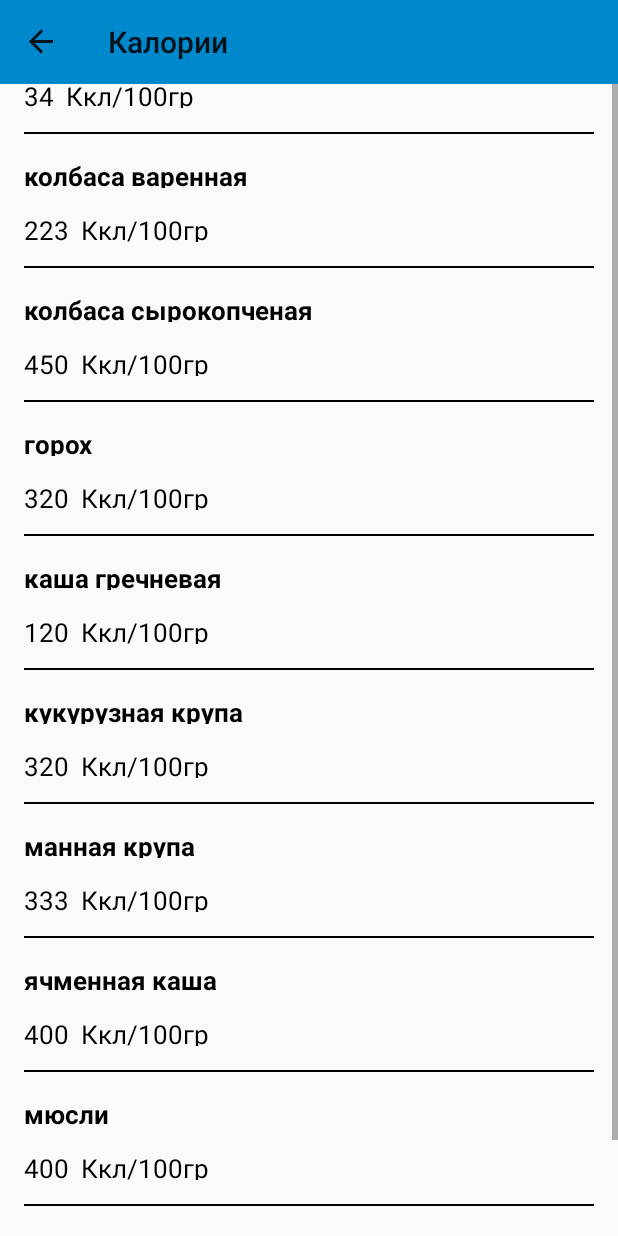
After one commit to NikitaPetrenko17488/povar_v1, an Android app: the Kalorii screen opened through its navigation route, on a phone screen of 412 x 824 dp. The commit adds this screen. Run offline under Robolectric (Android 15) with nearby library versions, the phone set to English and light mode, and no system bars; our stand-ins replace CircleImageView, Firebase (no records; nobody signed in at launch, a user with empty details on screens opened directly), Picasso, navigation-ui; pictures from the network do not load; 2 statements that could not run were skipped.

Commit message:
Добавил каллории

```diff
--- a/app/src/main/java/com/example/povar/activity/MainActivity.kt
+++ b/app/src/main/java/com/example/povar/activity/MainActivity.kt
@@ -93,6 +93,14 @@ class MainActivity :AppCompatActivity() {
 
                 }
 
+            dopFunc.setOnClickListener {
+                DopClick()
+                navController.popBackStack()
+                navController.navigate(R.id.kalorii)
+
+
+            }
+
 
     }
 
@@ -129,7 +137,18 @@ class MainActivity :AppCompatActivity() {
         ViewLineAllRecept.setBackgroundColor(R.color.black)
         ViewLineDopFun.setBackgroundColor(0x00000000)
 
+    }
 
+    @SuppressLint("ResourceAsColor")
+    fun DopClick()
+    {
+        AllRecept.setTypeface(Typeface.DEFAULT)
+        myRecept.setTypeface(Typeface.DEFAULT);
+        dopFunc.setTypeface(Typeface.DEFAULT_BOLD)
+
+        ViewLineMyRecept.setBackgroundColor(0x00000000)
+        ViewLineAllRecept.setBackgroundColor(0x00000000)
+        ViewLineDopFun.setBackgroundColor(R.color.black)
     }
 
 
--- /dev/null
+++ b/app/src/main/java/com/example/povar/fragments/Kalorii.kt
@@ -0,0 +1,99 @@
+package com.example.povar.fragments
+
+import DataAdapterCalorii
+import android.os.Bundle
+import androidx.fragment.app.Fragment
+import android.view.LayoutInflater
+import android.view.View
+import android.view.ViewGroup
+import android.widget.TextView
+import androidx.recyclerview.widget.LinearLayoutManager
+import androidx.recyclerview.widget.RecyclerView
+import com.example.povar.R
+import com.example.povar.models.Calorii
+import com.example.povar.ui.hideSearchForSettings
+import com.example.povar.ui.showSearchForSettings
+import kotlinx.android.synthetic.main.fragment_kalorii.*
+
+private val mNicolasCageMovies = listOf(
+    Calorii("белый гриб", "34"),
+    Calorii("колбаса варенная", "223"),
+    Calorii("колбаса сырокопченая", "450"),
+    Calorii("горох", "320"),
+    Calorii("каша гречневая", "120"),
+    Calorii("кукурузная крупа", "320"),
+    Calorii("манная крупа", "333"),
+    Calorii("ячменная каша", "400"),
+    Calorii("мюсли", "400"),
+    Calorii("фасоль", "350"),
+    Calorii("бекон", "500"),
+    Calorii("курица", "214"),
+    Calorii("свинина", "144"),
+    Calorii("говядина", "250"),
+    Calorii("индейка", "189")
+)
+class Kalorii : Fragment() {
+
+
+    override fun onCreate(savedInstanceState: Bundle?) {
+        super.onCreate(savedInstanceState)
+        hideSearchForSettings(activity!!)
+    }
+
+    override fun onCreateView(
+        inflater: LayoutInflater, container: ViewGroup?,
+        savedInstanceState: Bundle?
+    ): View? {
+        return inflater.inflate(R.layout.fragment_kalorii, container, false)
+
+
+    }
+
+
+    override fun onStart() {
+        super.onStart()
+
+
+        create_recycle()
+    }
+
+    override fun onStop() {
+        super.onStop()
+        showSearchForSettings(activity!!)
+    }
+
+    class MovieViewHolderCalorii(inflater: LayoutInflater, parent: ViewGroup) :
+        RecyclerView.ViewHolder(inflater.inflate(R.layout.list_item_kalorii, parent, false)) {
+        private var mName: TextView? = null
+        private var mCalorii: TextView? = null
+
+
+        init {
+
+            mName = itemView.findViewById(R.id.NazvanieKalorii)
+            mCalorii = itemView.findViewById(R.id.KaloriiKalorii)
+
+
+        }
+        fun bind(movie: Calorii) {
+
+            mName?.text = movie.name.toString()
+            mCalorii?.text = movie.kalorii.toString()
+
+
+        }
+
+
+    }
+
+
+    fun create_recycle() {
+
+        recyclerCalorii.apply {
+            layoutManager = LinearLayoutManager(activity)
+            adapter = DataAdapterCalorii(mNicolasCageMovies as MutableList<Calorii>)
+
+        }
+
+    }
+}
--- /dev/null
+++ b/app/src/main/java/com/example/povar/models/Calorii.kt
@@ -0,0 +1,7 @@
+package com.example.povar.models
+
+data class Calorii(
+
+    var name: String ="",
+    var kalorii: String =""
+)
--- a/app/src/main/java/com/example/povar/ui/DataAdapter.kt
+++ b/app/src/main/java/com/example/povar/ui/DataAdapter.kt
@@ -2,6 +2,7 @@ import android.view.LayoutInflater
 import android.view.ViewGroup
 import androidx.recyclerview.widget.RecyclerView
 import com.example.povar.fragments.*
+import com.example.povar.models.Calorii
 
 import com.example.povar.models.Recept
 import com.example.povar.models.User
@@ -107,3 +108,25 @@ class DataAdapterAll(private val list: MutableList<Recept>, private val clickAll
     override fun getItemCount(): Int = list.size
 
 }
+
+
+class DataAdapterCalorii(private val list: MutableList<Calorii>)
+    : RecyclerView.Adapter<Kalorii.MovieViewHolderCalorii>() {
+
+
+    override fun onCreateViewHolder(parent: ViewGroup, viewType: Int): Kalorii.MovieViewHolderCalorii {
+
+        val inflater = LayoutInflater.from(parent.context)
+        return Kalorii.MovieViewHolderCalorii(inflater, parent)
+    }
+    override fun onBindViewHolder(holder: Kalorii.MovieViewHolderCalorii, position: Int) {
+
+        val movie: Calorii = list[position]
+        holder.bind(movie)
+
+
+
+    }
+    override fun getItemCount(): Int = list.size
+
+}
--- a/app/src/main/java/com/example/povar/ui/FirebaseHelper.kt
+++ b/app/src/main/java/com/example/povar/ui/FirebaseHelper.kt
@@ -9,13 +9,13 @@ import com.google.firebase.storage.StorageReference
 lateinit var AUTH: FirebaseAuth
 lateinit var REF_DABATABSE_ROOT: DatabaseReference
 lateinit var REF_STORAGE_ROOT:StorageReference
-lateinit var UID:String
 
-
-const val  NODE_USERS = "users"
+const val NODE_CALORII="calorii"
+const val NODE_USERS = "users"
 const val NODE_RECEPTS = "recepts"
 const val FOLDER_PROFILE_IMAGE= "profile_image"
 const val FOLDER_IMAGE_RECEPT="image_recept"
+const val FOLDER_IMAGE_CALORII="image_calorii"
 
 
 const val  CHIELD_RECEPT_INGRIDIENTS ="ingridients"
@@ -26,8 +26,6 @@ const val  CHIELD_PHOTO_RECEPT_SRC="photoUrl"
 const val  CHIELD_RECEPT_USER_ID="user_id"
 
 
-
-
 const val  CHIELD_USER_ID ="id"
 const val  CHIELD_USER_PASSWORD ="password"
 const val  CHIELD_USER_LOGIN="login"
@@ -35,6 +33,9 @@ const val  CHIELD_USER_NAME="name"
 const val  CHIELD_PHOTO_USER_SRC="photoUrl"
 
 
+const val  CHIELD_CALORII_NAME ="name"
+const val  CHIELD_CALORII_CALORII ="kalorii"
+const val  CHIELD_CALORII_PHOTO_SRC="photoUrl"
 
 
 
--- a/app/src/main/res/layout/activity_main.xml
+++ b/app/src/main/res/layout/activity_main.xml
@@ -117,12 +117,12 @@
     <EditText
         android:maxLines="1"
         android:id="@+id/SearchRecept"
-        android:layout_height="30dp"
+        android:layout_height="32dp"
         android:layout_width="match_parent"
         app:layout_constraintTop_toTopOf="@id/circleImageViewForActivityMain"
         app:layout_constraintEnd_toEndOf="parent"
         app:layout_constraintBottom_toBottomOf="@id/circleImageViewForActivityMain"
-        android:layout_marginStart="210dp"
+        android:layout_marginStart="195dp"
         android:layout_marginEnd="16dp"
         android:hint="Поиск"
         android:background="@drawable/edittextoval"
@@ -134,8 +134,8 @@
         android:id="@+id/SearchReceptButton"
         android:layout_marginEnd="4dp"
         android:layout_marginTop="3dp"
-        android:layout_height="22dp"
-        android:layout_width="22dp"
+        android:layout_height="23dp"
+        android:layout_width="23dp"
         android:background="@null"
         app:layout_constraintEnd_toEndOf="@id/SearchRecept"
         app:layout_constraintTop_toTopOf="@id/SearchRecept"
@@ -163,7 +163,7 @@
         android:layout_marginStart="10dp"
         android:gravity="center"
         android:textColor="@color/black"
-        android:textSize="22dp"
+        android:textSize="20dp"
         android:textStyle="bold"
         app:layout_constraintBottom_toBottomOf="@id/circleImageViewForActivityMain"
         app:layout_constraintStart_toEndOf="@+id/circleImageViewForActivityMain"
--- /dev/null
+++ b/app/src/main/res/layout/fragment_kalorii.xml
@@ -0,0 +1,22 @@
+<?xml version="1.0" encoding="utf-8"?>
+<androidx.constraintlayout.widget.ConstraintLayout xmlns:android="http://schemas.android.com/apk/res/android"
+    xmlns:tools="http://schemas.android.com/tools"
+    android:layout_width="match_parent"
+    android:layout_height="match_parent"
+    tools:context=".fragments.Kalorii">
+
+    <ScrollView
+        android:layout_height="match_parent"
+        android:layout_width="match_parent">
+
+
+        <androidx.recyclerview.widget.RecyclerView
+            android:id="@+id/recyclerCalorii"
+            android:layout_height="match_parent"
+            android:layout_width="match_parent"
+            tools:listitem="@layout/list_item_kalorii"
+
+            />
+
+</ScrollView>
+</androidx.constraintlayout.widget.ConstraintLayout>
--- /dev/null
+++ b/app/src/main/res/layout/list_item_kalorii.xml
@@ -0,0 +1,75 @@
+<?xml version="1.0" encoding="utf-8"?>
+<androidx.constraintlayout.widget.ConstraintLayout xmlns:android="http://schemas.android.com/apk/res/android"
+    xmlns:tools="http://schemas.android.com/tools"
+    android:layout_width="match_parent"
+    android:layout_height="wrap_content"
+    xmlns:app="http://schemas.android.com/apk/res-auto">
+
+
+
+    <ScrollView
+        android:layout_width="match_parent"
+        android:layout_height="match_parent">
+        <androidx.constraintlayout.widget.ConstraintLayout
+            android:layout_width="match_parent"
+            android:layout_height="match_parent">
+
+
+            <TextView
+                android:id="@+id/NazvanieKalorii"
+                android:layout_width="wrap_content"
+                android:layout_height="20dp"
+                android:text="Название"
+                android:textColor="@color/black"
+                android:textSize="17dp"
+                android:textStyle="bold"
+                android:layout_marginTop="16dp"
+                android:layout_marginStart="16dp"
+                app:layout_constraintStart_toStartOf="parent"
+                app:layout_constraintTop_toTopOf="parent" />
+
+            <TextView
+                android:id="@+id/kkl100gr"
+                android:layout_width="wrap_content"
+                android:layout_height="20dp"
+                android:layout_marginStart="8dp"
+                android:text="Ккл/100гр"
+                android:textColor="@color/black"
+                android:textSize="17dp"
+                app:layout_constraintStart_toEndOf="@id/KaloriiKalorii"
+                android:layout_marginTop="16dp"
+                app:layout_constraintTop_toBottomOf="@+id/NazvanieKalorii" />
+
+            <TextView
+                android:id="@+id/KaloriiKalorii"
+                android:layout_width="wrap_content"
+                android:layout_height="20dp"
+                android:text="500"
+                android:layout_marginStart="16dp"
+                android:layout_marginTop="16dp"
+                android:textColor="@color/black"
+                android:textSize="17dp"
+                app:layout_constraintStart_toStartOf="parent"
+                app:layout_constraintTop_toBottomOf="@+id/NazvanieKalorii" />
+
+            <View
+                android:layout_width="match_parent"
+                android:layout_height="1dp"
+                android:layout_marginTop="16dp"
+                app:layout_constraintStart_toStartOf="parent"
+                app:layout_constraintEnd_toEndOf="parent"
+                app:layout_constraintTop_toBottomOf="@id/KaloriiKalorii"
+                android:background="@color/black"
+                android:layout_marginEnd="16dp"
+                android:layout_marginStart="16dp"
+                />
+
+
+
+
+
+
+
+        </androidx.constraintlayout.widget.ConstraintLayout>
+    </ScrollView>
+</androidx.constraintlayout.widget.ConstraintLayout>
--- a/app/src/main/res/navigation/routes.xml
+++ b/app/src/main/res/navigation/routes.xml
@@ -130,4 +130,9 @@
         android:name="com.example.povar.fragments.Settings"
         android:label="Настройки"
         tools:layout="@layout/fragment_settings" />
+    <fragment
+        android:id="@+id/kalorii"
+        android:name="com.example.povar.fragments.Kalorii"
+        android:label="Калории"
+        tools:layout="@layout/fragment_kalorii" />
 </navigation>
```
Also changed, not shown: 1 other file.
